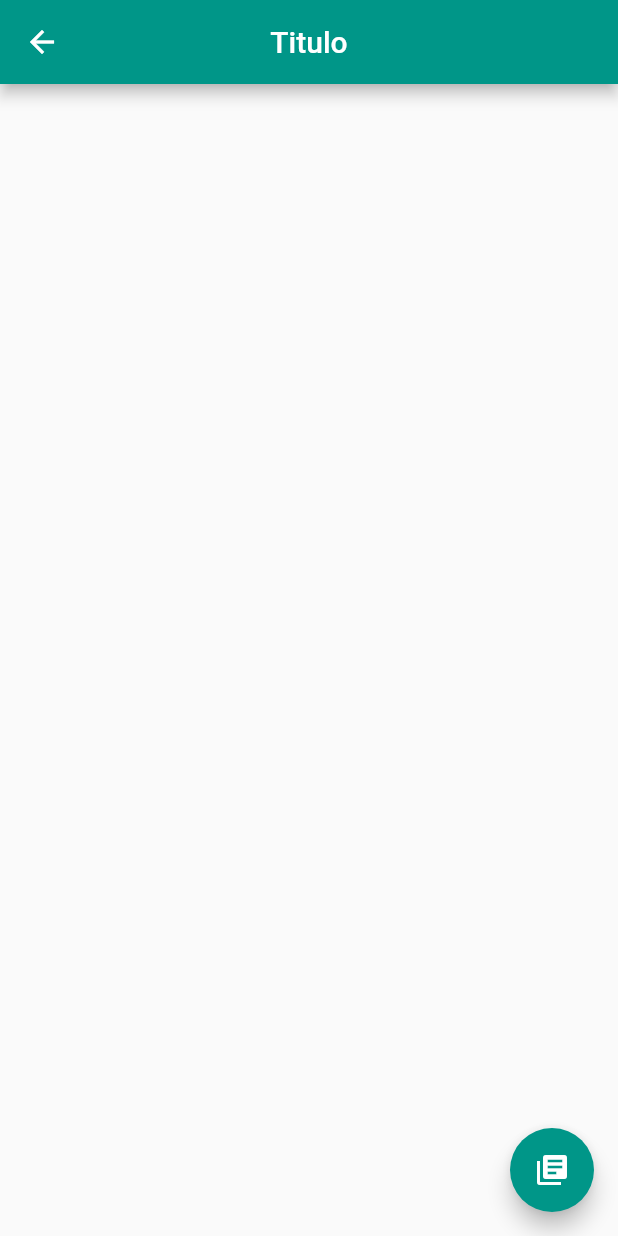
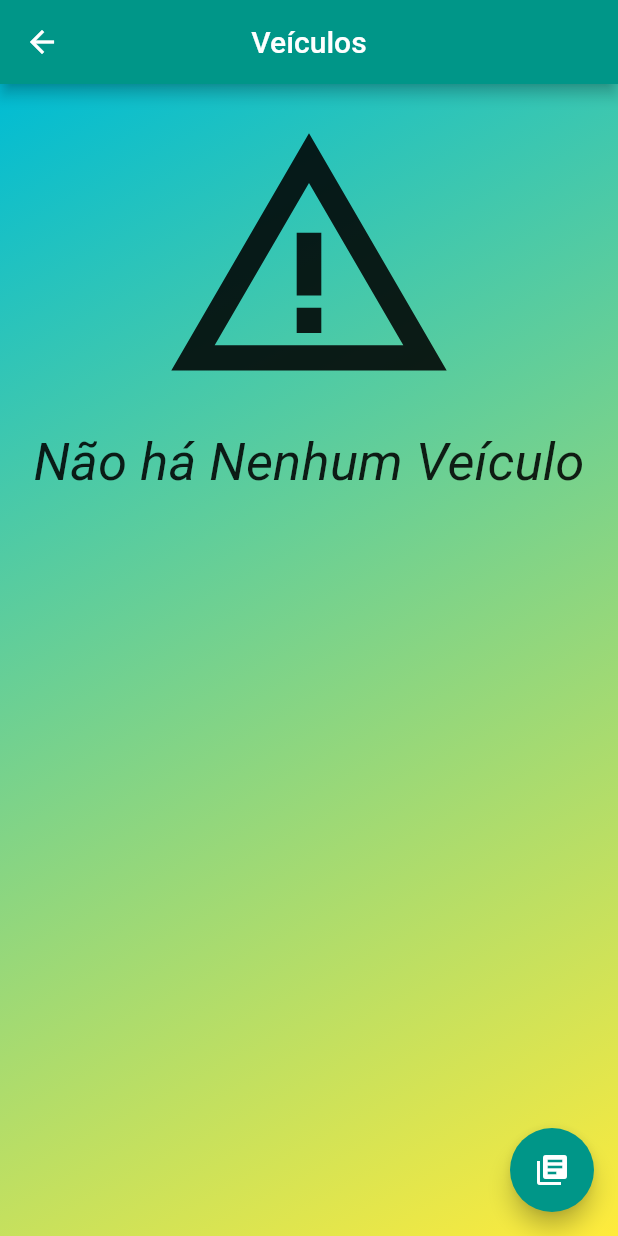
Before and after one commit to joaomiguelmarchi/Projeto-Final, a Flutter app: the screen it shows after launch, after a tap on "Veículos", on a phone screen of 412 x 824 dp. Run offline on Flutter 3.47's test engine with Material 2 defaults, Android fonts, the phone set to English and light mode, and no system bars; our stand-ins replace image_picker, shared_preferences, sqflite; accounts and stored records are empty.

Commit message:
Commit 06/12

```diff
--- a/lib/main.dart
+++ b/lib/main.dart
@@ -1,5 +1,6 @@
 import 'package:flutter/material.dart';
 import 'package:projeto_final/controller/provider_try.dart';
+import 'package:projeto_final/view/a.dart';
 import 'package:projeto_final/view/car_screen.dart';
 import 'package:projeto_final/view/enter_screen.dart';
 import 'package:projeto_final/view/initial_screen.dart';
@@ -42,9 +43,10 @@ class _MyAppState extends State<MyApp> {
        'screen1.1' : (context) => const ScreenOneEOne(),
        'screen2' : (context) => const ScreenTwo(),
        'enterscreen' : (context) => const EnterScreen(),
-       'carscreen' : (context) => const CarScreen(),
+       // 'carscreen' : (context) => const CarScreen(),
        'vagasrest' : (context) => const  VagasRestantesScreen(),
        'recordsscreen' : (context) => const  RecordsScreen(),
+       'a' : (context) => const  A(),
      },
     );
   }
--- a/lib/model/CRUD.dart
+++ b/lib/model/CRUD.dart
@@ -1,59 +1,90 @@
-// import 'package:projeto_final/model/cars.dart';
-// import 'package:projeto_final/model/vagas.dart';
-// import 'package:projeto_final/model/databasehelper.dart';
-// import 'package:sqflite/sqflite.dart';
-//
-// class CRUD {
-//   static const String table = 'CREATE TABLE $_table1name('
-//       '$_id TEXT, '
-//       '$_owner TEXT, '
-//       '$_parkingLane TEXT, '
-//       '$_price INTEGER, '
-//       '$_initialRange INTEGER, '
-//       '$_endRange INTEGER)';
-//
-//   static const String _table1name = 'preco_table';
-//   static const String _id = 'ID';
-//   static const String _owner = 'OWNER';
-//   static const String _parkingLane = 'PARKING_LANE';
-//   static const String _price = 'PRICE';
-//   static const String _initialRange = 'INITIAL_RANGE';
-//   static const String _endRange = 'END_RANGE';
-//
-//   save(Vaga vagas) async {}
-//
-//   Future<List<Cars>> findAll() async {
-//     //print('Acessando Find All');
-//     final Database bd = await getDatabase();
-//     final List<Map<String, dynamic>> result = await bd.query(table);
-//     //print('procurando dados, resultado: $result');
-//     return toList(result);
-//   }
-//
-//   List<Cars> toList(List<Map<String, dynamic>> listaDeCarros) {
-//     final List<Cars> carros = [];
-//     for (Map<String, dynamic> linha in listaDeCarros) {
-//       final Cars carro = Cars(
-//         ownername: linha[_owner],
-//         carId: linha[_id],
-//         start: linha[_initialRange],
-//         endDate: linha[_endRange],
-//       );
-//       carros.add(carro);
-//     }
-//     //print('Lista de carros $carros');
-//     return carros;
-//   }
-//
-//   Future<List<Cars>> find(String id) async {
-//     //print('Acessando find: ');
-//     final Database bd = await getDatabase();
-//     final List<Map<String, dynamic>> result = await bd.query(
-//       table,
-//       where: '$_id = ?',
-//       whereArgs: [id],
-//     );
-//    // print('Tarefa encontrada: ${toList(result)}');
-//     return toList(result);
-//   }
-// }
+import 'package:projeto_final/model/cars.dart';
+import 'package:projeto_final/model/databasehelper.dart';
+import 'package:sqflite/sqflite.dart';
+
+class CRUD {
+  static const String table = 'CREATE TABLE $_tablename('
+      '$_id TEXT, '
+      '$_owner TEXT, '
+      '$_initialRange INTEGER)';
+
+
+  static const String _tablename = 'vaga_table';
+  static const String _id = 'ID';
+  static const String _owner = 'OWNER';
+  static const String _initialRange = 'INITIAL_RANGE';
+
+
+  save(Cars car) async {
+    print('Iniciando save');
+    final Database bd = await getDatabase();
+    var itemExists = await find(car.carId);
+    if (itemExists.isEmpty) {
+      print('a tarefa não existe');
+      return await bd.insert(_tablename, toMap(car));
+    } else {
+      print('A tarefa já existe');
+      return await bd.update(
+        _tablename,
+        toMap(car),
+        where: '$_id = ?',
+        whereArgs: [car.carId],
+      );
+    }
+  }
+
+  Map<String, dynamic> toMap(Cars car) {
+    print('Convertendo pra Map');
+    final Map<String, dynamic> carMap = Map();
+    carMap[_owner] = car.ownername;
+    carMap[_id] = car.carId;
+    carMap[_initialRange] = car.start;
+    //carMap[_endRange] = car.endDate;
+    print('Mapa de tarefas: $carMap');
+    return carMap;
+  }
+
+  Future<List<Cars>> findAll() async {
+    print('Acessando Find All');
+    final Database bd = await getDatabase();
+    final List<Map<String, dynamic>> result = await bd.query(_tablename);
+    print('procurando dados, resultado: $result');
+    return toList(result);
+  }
+
+  List<Cars> toList(List<Map<String, dynamic>> listaDeCarros) {
+    final List<Cars> cars = [];
+    for (Map<String, dynamic> linha in listaDeCarros) {
+      final Cars carro = Cars(
+        ownername: linha[_owner],
+        carId: linha[_id],
+        start: linha[_initialRange],
+      );
+      cars.add(carro);
+    }
+    print('Lista de carros $cars');
+    return cars;
+  }
+
+  Future<List<Cars>> find(String id) async {
+    print('Acessando find: ');
+    final Database bd = await getDatabase();
+    final List<Map<String, dynamic>> result = await bd.query(
+      _tablename,
+      where: '$_id = ?',
+      whereArgs: [id],
+    );
+    print('Tarefa encontrada: ${toList(result)}');
+    return toList(result);
+  }
+
+  delete(String carId) async {
+    print('deletando carro');
+    final Database bd = await getDatabase();
+    return bd.delete(
+      _tablename,
+      where: '$_id = ?',
+      whereArgs: [carId],
+    );
+  }
+}
--- a/lib/model/databasehelper.dart
+++ b/lib/model/databasehelper.dart
@@ -1,10 +1,10 @@
-// import 'package:path/path.dart';
-// import 'package:projeto_final/model/CRUD.dart';
-// import 'package:sqflite/sqflite.dart';
-//
-// Future<Database> getDatabase() async {
-//   final String path = join(await getDatabasesPath(), 'app.db');
-//   return openDatabase(path, onCreate: (db, version) {
-//     db.execute(CRUD.table);
-//   }, version: 1,);
-// }
+import 'package:path/path.dart';
+import 'package:projeto_final/model/CRUD.dart';
+import 'package:sqflite/sqflite.dart';
+
+Future<Database> getDatabase() async {
+  final String path = join(await getDatabasesPath(), 'app.db');
+  return openDatabase(path, onCreate: (db, version) {
+    db.execute(CRUD.table);
+  }, version: 1,);
+}
--- /dev/null
+++ b/lib/view/a.dart
@@ -0,0 +1,114 @@
+import 'package:flutter/material.dart';
+import 'package:projeto_final/model/CRUD.dart';
+import 'package:projeto_final/model/cars.dart';
+
+class A extends StatefulWidget {
+  const A({Key? key}) : super(key: key);
+
+  @override
+  State<A> createState() => _AState();
+}
+
+class _AState extends State<A> {
+  @override
+  Widget build(BuildContext context) {
+    return Scaffold(
+      appBar: AppBar(
+        centerTitle: true,
+        title: const Text('Veículos'),
+      ),
+      body: Container(
+        decoration: const BoxDecoration(
+          gradient: LinearGradient(
+              begin: Alignment.topLeft,
+              end: Alignment.bottomRight,
+              colors: [
+                Colors.cyan,
+                Colors.yellow,
+              ]),
+        ),
+        child: Padding(
+          padding: const EdgeInsets.all(8.0),
+          child: FutureBuilder<List<Cars>>(
+              future: CRUD().findAll(),
+              builder: (context, snapshot) {
+                List<Cars>? items = snapshot.data;
+                switch (snapshot.connectionState) {
+                  case ConnectionState.none:
+                    return Center(
+                      child: Column(
+                        children: const [
+                          CircularProgressIndicator(),
+                          Text('Carregando'),
+                        ],
+                      ),
+                    );
+                  case ConnectionState.waiting:
+                    return Center(
+                      child: Column(
+                        children: const [
+                          CircularProgressIndicator(),
+                          Text('Carregando'),
+                        ],
+                      ),
+                    );
+                  case ConnectionState.active:
+                    return Center(
+                      child: Column(
+                        children: const [
+                          CircularProgressIndicator(),
+                          Text('Carregando'),
+                        ],
+                      ),
+                    );
+                  case ConnectionState.done:
+                    if (snapshot.hasData && items != null) {
+                      if (items.isNotEmpty) {
+                        return ListView.builder(
+                            itemCount: items.length,
+                            itemBuilder: (BuildContext context, int index) {
+                              final Cars car = items[index];
+                              return car;
+                            });
+                      }
+                      return Center(
+                        child: Column(
+                          children: const [
+                            Padding(
+                              padding: EdgeInsets.all(8.0),
+                              child: Icon(
+                                Icons.warning_amber,
+                                size: 200,
+                              ),
+                            ),
+                            Padding(
+                              padding: EdgeInsets.all(8.0),
+                              child: Text(
+                                'Não há Nenhum Veículo',
+                                style: TextStyle(
+                                    fontStyle: FontStyle.italic, fontSize: 35),
+                              ),
+                            ),
+                          ],
+                        ),
+                      );
+                    }
+                    return const Center(
+                      child: Text(
+                        'Erro!',
+                        style: TextStyle(fontSize: 30),
+                      ),
+                    );
+                }
+              }),
+        ),
+      ),
+      floatingActionButton: FloatingActionButton(
+        onPressed: () {
+          Navigator.pushNamed(context, 'recordsscreen');
+        },
+        child: const Icon(Icons.library_books),
+      ),
+    );
+  }
+}
--- a/lib/view/car_screen.dart
+++ b/lib/view/car_screen.dart
@@ -1,77 +1,77 @@
-import 'package:flutter/material.dart';
-import 'package:intl/intl.dart';
-import 'package:projeto_final/model/cars.dart';
-import 'package:projeto_final/controller/provider_try.dart';
-import 'package:provider/provider.dart';
-
-class CarScreen extends StatefulWidget {
-  const CarScreen({Key? key}) : super(key: key);
-
-  @override
-  State<CarScreen> createState() => _CarScreenState();
-}
-
-class _CarScreenState extends State<CarScreen> {
-  final List<Cars> lista = [];
-
-  @override
-  Widget build(BuildContext context) {
-    final state = Provider.of<ProviderTry>(context);
-    print('lenght ${state.listacars.length}');
-    return Scaffold(
-      appBar: AppBar(
-        centerTitle: true,
-        title: const Text('Titulo'),
-      ),
-      body: Container(
-          decoration: const BoxDecoration(
-            gradient: LinearGradient(
-              begin: Alignment.topLeft,
-              end: Alignment.bottomRight,
-              colors: [
-                Colors.cyan,
-                Colors.yellow,
-              ],
-            ),
-          ),
-          child: ListView.builder(
-            shrinkWrap: true,
-            itemCount: state.listacars.length,
-            itemBuilder: (context, index) {
-              return Column(
-                mainAxisAlignment: MainAxisAlignment.start,
-                children: [
-                  Row(
-                    children: [
-                      state.listacars[index],
-                      SizedBox(
-                        width: 30,
-                        height: 30,
-                        child: IconButton(
-                            onPressed: () {
-                              final String end1 = DateFormat('yyyy-MM-dd KK:mm:ss a')
-                                  .format(DateTime.now())
-                                  .toString();
-
-                              state.removeCar(state.listacars[index], end1);
-                              state.addRegister();
-                            },
-                            icon: const Icon(Icons.delete)),
-                      ),
-                    ],
-                  ),
-
-                ],
-              );
-            },
-          ),
-        ),
-      floatingActionButton: FloatingActionButton(
-        onPressed: () {
-          Navigator.pushNamed(context, 'recordsscreen');
-        },
-        child: const Icon(Icons.library_books),
-      ),
-    );
-  }
-}
+// import 'package:flutter/material.dart';
+// import 'package:intl/intl.dart';
+// import 'package:projeto_final/model/cars.dart';
+// import 'package:projeto_final/controller/provider_try.dart';
+// import 'package:provider/provider.dart';
+//
+// class CarScreen extends StatefulWidget {
+//   const CarScreen({Key? key}) : super(key: key);
+//
+//   @override
+//   State<CarScreen> createState() => _CarScreenState();
+// }
+//
+// class _CarScreenState extends State<CarScreen> {
+//   final List<Cars> lista = [];
+//
+//   @override
+//   Widget build(BuildContext context) {
+//     final state = Provider.of<ProviderTry>(context);
+//     print('lenght ${state.listacars.length}');
+//     return Scaffold(
+//       appBar: AppBar(
+//         centerTitle: true,
+//         title: const Text('Titulo'),
+//       ),
+//       body: Container(
+//           decoration: const BoxDecoration(
+//             gradient: LinearGradient(
+//               begin: Alignment.topLeft,
+//               end: Alignment.bottomRight,
+//               colors: [
+//                 Colors.cyan,
+//                 Colors.yellow,
+//               ],
+//             ),
+//           ),
+//           child: ListView.builder(
+//             shrinkWrap: true,
+//             itemCount: state.listacars.length,
+//             itemBuilder: (context, index) {
+//               return Column(
+//                 mainAxisAlignment: MainAxisAlignment.start,
+//                 children: [
+//                   Row(
+//                     children: [
+//                       state.listacars[index],
+//                       SizedBox(
+//                         width: 30,
+//                         height: 30,
+//                         child: IconButton(
+//                             onPressed: () {
+//                               final String end1 = DateFormat('yyyy-MM-dd KK:mm:ss a')
+//                                   .format(DateTime.now())
+//                                   .toString();
+//
+//                               state.removeCar(state.listacars[index], end1);
+//                               state.addRegister();
+//                             },
+//                             icon: const Icon(Icons.delete)),
+//                       ),
+//                     ],
+//                   ),
+//
+//                 ],
+//               );
+//             },
+//           ),
+//         ),
+//       floatingActionButton: FloatingActionButton(
+//         onPressed: () {
+//           Navigator.pushNamed(context, 'recordsscreen');
+//         },
+//         child: const Icon(Icons.library_books),
+//       ),
+//     );
+//   }
+// }
--- a/lib/view/initial_screen.dart
+++ b/lib/view/initial_screen.dart
@@ -126,7 +126,7 @@ class _InitialScreenState extends State<InitialScreen> {
                         ),
                         child: ElevatedButton(
                           onPressed: () {
-                            Navigator.pushNamed(context, 'carscreen');
+                            Navigator.pushNamed(context, 'a');
                           },
                           child: const Text(
                             'Veículos',
```
Also changed, not shown: lib/controller/provider_try.dart (+4 -5 lines), lib/model/cars.dart (+35 -41 lines), lib/model/records.dart (+22 -21 lines), lib/view/enter_screen.dart (+65 -22 lines).
